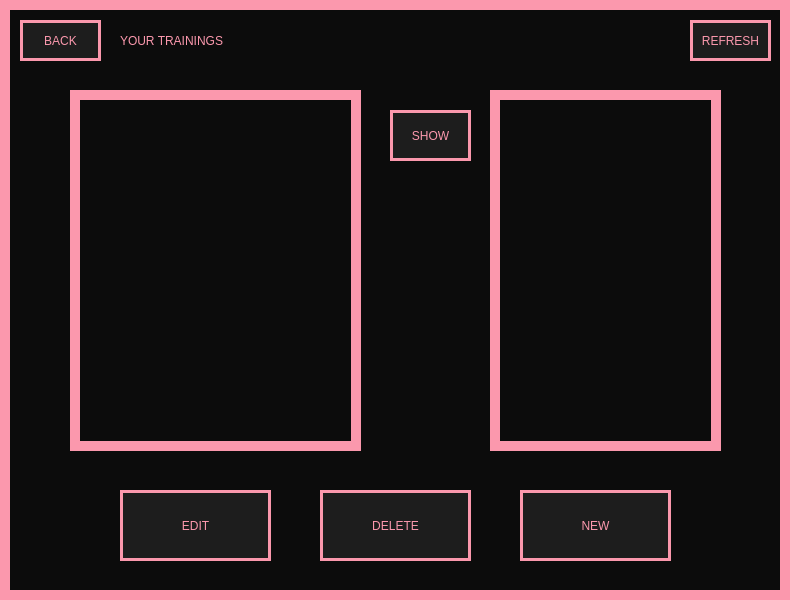
Above: View/BrowseTrainingsWindow.ui from Hanna-J-K/fitnessapp before the change. Below: the same form after it.
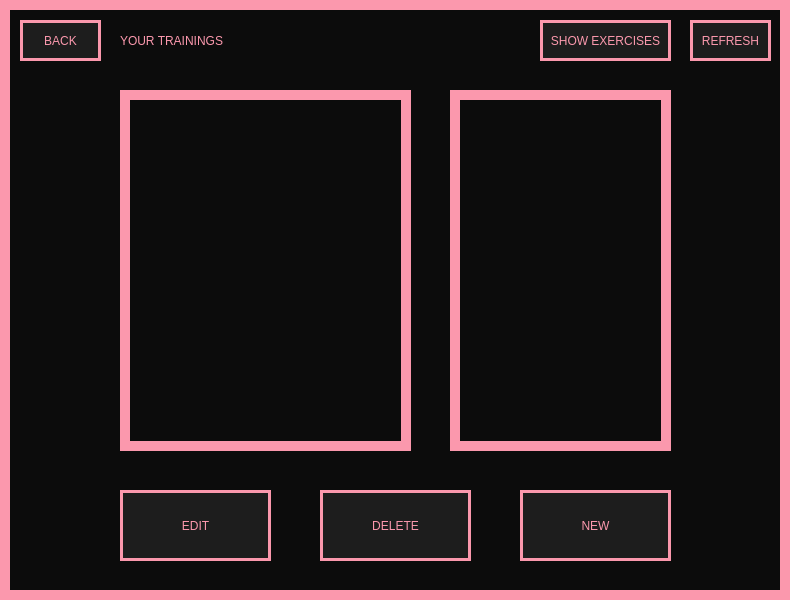
That is the form after the change.

Patch:
```diff
--- a/View/BrowseTrainingsWindow.ui
+++ b/View/BrowseTrainingsWindow.ui
@@ -145,7 +145,7 @@
    <widget class="QListWidget" name="training_list_collection">
     <property name="geometry">
      <rect>
-      <x>70</x>
+      <x>120</x>
       <y>90</y>
       <width>291</width>
       <height>361</height>
@@ -155,10 +155,10 @@
    <widget class="QPushButton" name="show_exercise_btn">
     <property name="geometry">
      <rect>
-      <x>390</x>
-      <y>110</y>
-      <width>81</width>
-      <height>51</height>
+      <x>540</x>
+      <y>20</y>
+      <width>131</width>
+      <height>41</height>
      </rect>
     </property>
     <property name="cursor">
@@ -169,15 +169,15 @@
 font: 8pt &quot;PRIMETIME&quot;;</string>
     </property>
     <property name="text">
-     <string>SHOW</string>
+     <string>SHOW EXERCISES</string>
     </property>
    </widget>
    <widget class="QListWidget" name="exercises_panel">
     <property name="geometry">
      <rect>
-      <x>490</x>
+      <x>450</x>
       <y>90</y>
-      <width>231</width>
+      <width>221</width>
       <height>361</height>
      </rect>
     </property>
```
